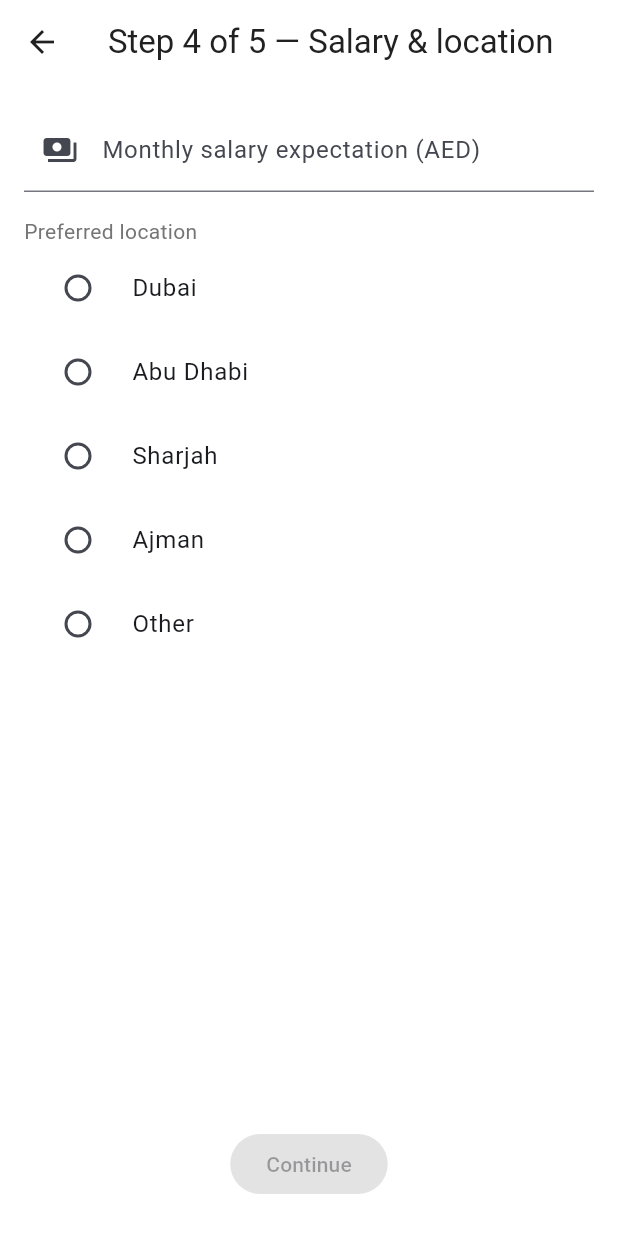
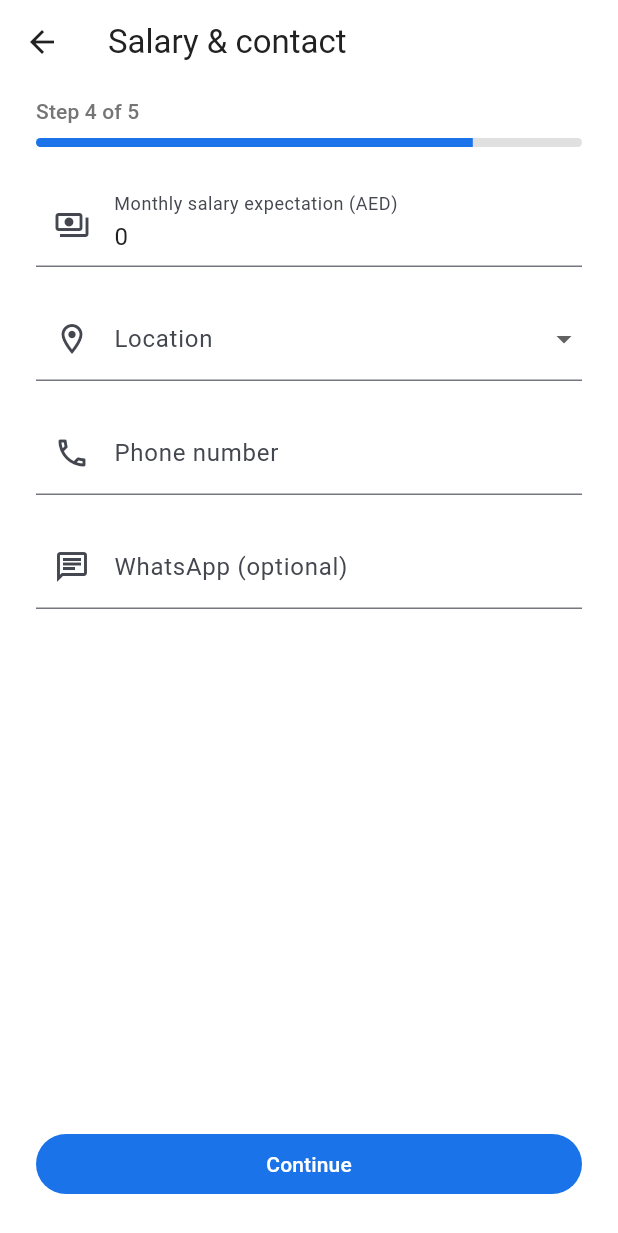
Before and after one commit to BaasherHub/Tarteb, a Flutter app: the Step4SalaryLocationScreen screen opened directly with empty values, on a phone screen of 412 x 824 dp. Shown: the top 1233 px of the screen. Run offline on Flutter 3.47's test engine with Material 3 defaults, Android fonts, the phone set to English and light mode, and no system bars; our stand-ins replace image_picker, supabase_flutter; accounts and stored records are empty.

Commit message:
Phase 2: Onboarding step 4 salary location
Co-authored-by: Cursor <cursoragent@cursor.com>

```diff
--- a/lib/features/candidate/screens/onboarding/step4_salary_location.dart
+++ b/lib/features/candidate/screens/onboarding/step4_salary_location.dart
@@ -1,18 +1,13 @@
 import 'package:flutter/material.dart';
 import 'package:tarteb/core/constants/app_strings.dart';
+import 'package:tarteb/features/candidate/models/candidate_onboarding_data.dart';
 import 'package:tarteb/features/candidate/screens/onboarding/step5_availability.dart';
+import 'package:tarteb/features/candidate/widgets/onboarding_progress_bar.dart';
 
 class Step4SalaryLocationScreen extends StatefulWidget {
-  const Step4SalaryLocationScreen({
-    super.key,
-    required this.jobRole,
-    required this.visaStatus,
-    required this.nationality,
-  });
+  const Step4SalaryLocationScreen({super.key, required this.data});
 
-  final String jobRole;
-  final String visaStatus;
-  final String nationality;
+  final CandidateOnboardingData data;
 
   @override
   State<Step4SalaryLocationScreen> createState() =>
@@ -21,41 +16,80 @@ class Step4SalaryLocationScreen extends StatefulWidget {
 
 class _Step4SalaryLocationScreenState extends State<Step4SalaryLocationScreen> {
   final _salaryController = TextEditingController();
+  final _phoneController = TextEditingController();
+  final _whatsappController = TextEditingController();
   String? _location;
+
+  @override
+  void initState() {
+    super.initState();
+    if (widget.data.salaryExpectation != null) {
+      _salaryController.text = '${widget.data.salaryExpectation}';
+    }
+    _phoneController.text = widget.data.phone ?? '';
+    _whatsappController.text = widget.data.whatsapp ?? '';
+    _location = widget.data.location;
+  }
 
   @override
   void dispose() {
     _salaryController.dispose();
+    _phoneController.dispose();
+    _whatsappController.dispose();
     super.dispose();
   }
 
   @override
   Widget build(BuildContext context) {
     return Scaffold(
-      appBar: AppBar(title: const Text('Step 4 of 5 — Salary & location')),
+      appBar: AppBar(title: const Text('Salary & contact')),
       body: Column(
+        crossAxisAlignment: CrossAxisAlignment.stretch,
         children: [
+          const OnboardingProgressBar(currentStep: 4),
           Expanded(
             child: ListView(
-              padding: const EdgeInsets.all(16),
+              padding: const EdgeInsets.all(24),
               children: [
                 TextField(
                   controller: _salaryController,
                   decoration: const InputDecoration(
                     labelText: 'Monthly salary expectation (AED)',
-                    prefixIcon: Icon(Icons.payments),
+                    prefixIcon: Icon(Icons.payments_outlined),
                   ),
                   keyboardType: TextInputType.number,
                 ),
-                const SizedBox(height: 16),
-                const Text('Preferred location'),
-                ...AppStrings.locations.map(
-                  (loc) => RadioListTile<String>(
-                    title: Text(loc),
-                    value: loc,
-                    groupValue: _location,
+                const SizedBox(height: 20),
+                DropdownButtonFormField<String>(
+                  initialValue: _location,
+                  decoration: const InputDecoration(
+                    labelText: 'Location',
+                    prefixIcon: Icon(Icons.location_on_outlined),
+                  ),
+                  items: AppStrings.locations
+                      .map(
+                        (loc) => DropdownMenuItem(value: loc, child: Text(loc)),
+                      )
+                      .toList(),
                   onChanged: (v) => setState(() => _location = v),
                 ),
+                const SizedBox(height: 20),
+                TextField(
+                  controller: _phoneController,
+                  decoration: const InputDecoration(
+                    labelText: 'Phone number',
+                    prefixIcon: Icon(Icons.phone_outlined),
+                  ),
+                  keyboardType: TextInputType.phone,
+                ),
+                const SizedBox(height: 20),
+                TextField(
+                  controller: _whatsappController,
+                  decoration: const InputDecoration(
+                    labelText: 'WhatsApp (optional)',
+                    prefixIcon: Icon(Icons.chat_outlined),
+                  ),
+                  keyboardType: TextInputType.phone,
                 ),
               ],
             ),
@@ -63,18 +97,31 @@ class _Step4SalaryLocationScreenState extends State<Step4SalaryLocationScreen> {
           Padding(
             padding: const EdgeInsets.all(24),
             child: FilledButton(
-              onPressed: _location == null || _salaryController.text.trim().isEmpty
-                  ? null
-                  : () {
+              onPressed: () {
+                final salaryText = _salaryController.text.trim();
+                final salary = int.tryParse(salaryText);
+                final phone = _phoneController.text.trim();
+                if (salary == null || _location == null || phone.isEmpty) {
+                  ScaffoldMessenger.of(context).showSnackBar(
+                    const SnackBar(
+                      content: Text(
+                        'Enter salary, location, and phone number',
+                      ),
+                    ),
+                  );
+                  return;
+                }
                 Navigator.of(context).push(
                   MaterialPageRoute<void>(
                     builder: (_) => Step5AvailabilityScreen(
-                            jobRole: widget.jobRole,
-                            visaStatus: widget.visaStatus,
-                            nationality: widget.nationality,
-                            salaryExpectation:
-                                int.parse(_salaryController.text.trim()),
-                            location: _location!,
+                      data: widget.data.copyWith(
+                        salaryExpectation: salary,
+                        location: _location,
+                        phone: phone,
+                        whatsapp: _whatsappController.text.trim().isEmpty
+                            ? null
+                            : _whatsappController.text.trim(),
+                      ),
                     ),
                   ),
                 );
```
Lines whose indentation alone changed are shown as unchanged.
